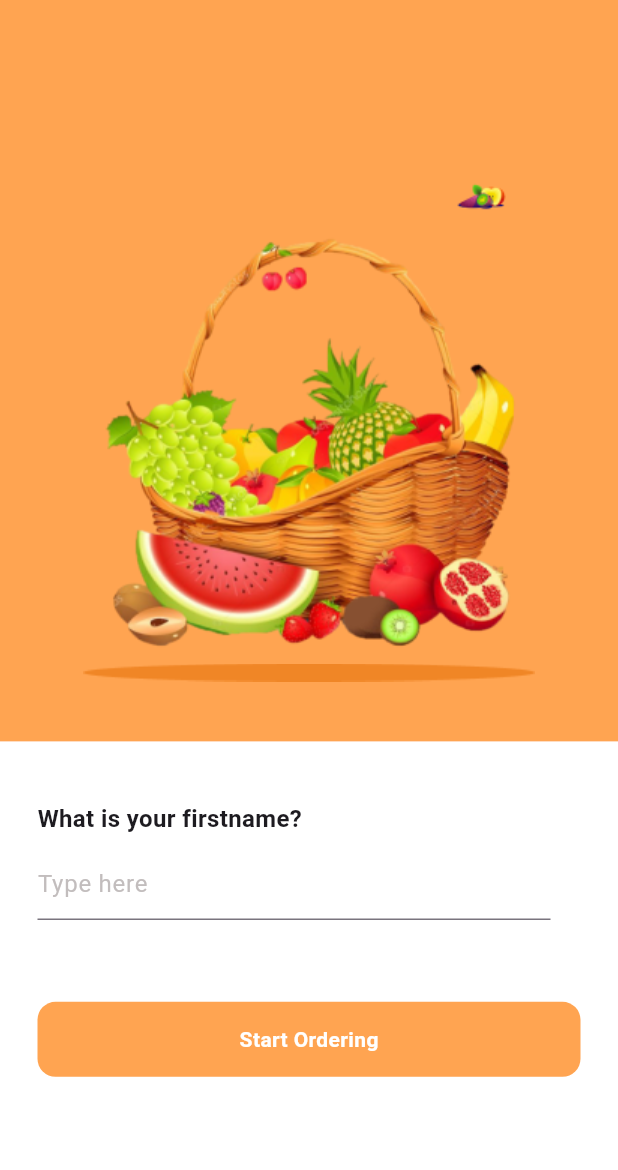
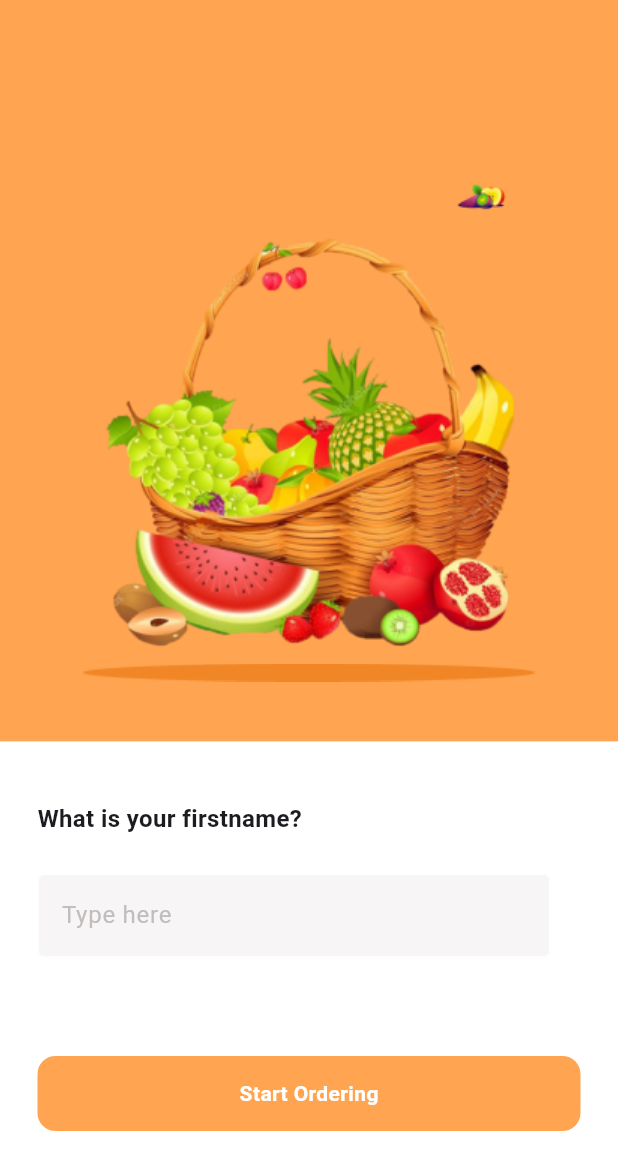
Before and after one commit to HashirSaudKhan/Flutter, a Flutter app: the Auth_Screen screen opened directly, on a phone screen of 412 x 824 dp. Shown: the top 1170 px of the screen. Run offline on Flutter 3.47's test engine with Material 3 defaults, Android fonts, the phone set to English and light mode, and no system bars; our stand-ins replace dotted_line.

Commit message:
Fixed bug

```diff
--- a/App Projects/figma_app/lib/authentication_screen.dart
+++ b/App Projects/figma_app/lib/authentication_screen.dart
@@ -8,7 +8,7 @@ class Auth_Screen extends StatelessWidget {
   @override
   Widget build(BuildContext context) {
     return Scaffold(
-      body: SafeArea(
+      body: SingleChildScrollView(
         child: Column(
           mainAxisSize: MainAxisSize.min,
           children: [
@@ -17,7 +17,8 @@ class Auth_Screen extends StatelessWidget {
               width: MediaQuery.of(context).size.width,
               height: MediaQuery.of(context).size.height * 0.60,
               color: const Color(0xffFFA451),
-            child: Column(mainAxisAlignment: MainAxisAlignment.end, children: [
+              child:
+                  Column(mainAxisAlignment: MainAxisAlignment.end, children: [
                 Container(
                   margin: const EdgeInsets.only(left: 230, top: 20),
                   child: Image.asset(
@@ -29,20 +30,18 @@ class Auth_Screen extends StatelessWidget {
               ]),
             ),
             Container(
-            padding:
-                const EdgeInsets.only(top: 40, left: 25, right: 25, bottom: 70),
+              padding: const EdgeInsets.only(
+                  top: 40, left: 25, right: 25, bottom: 70),
               width: MediaQuery.of(context).size.width,
-            height: 293.5,
+              height: MediaQuery.of(context).size.height * 0.40,
               color: Colors.white,
-            child: Container(
-              // color: Colors.amber,
               child: Column(
                   crossAxisAlignment: CrossAxisAlignment.start,
                   children: [
                     Container(
                       margin: const EdgeInsets.only(right: 20),
                       width: double.infinity,
-                      height: 80,
+                      //height: 80,
                       //color: Colors.amberAccent,
                       child: const Column(
                         crossAxisAlignment: CrossAxisAlignment.start,
@@ -53,16 +52,25 @@ class Auth_Screen extends StatelessWidget {
                                 fontWeight: FontWeight.bold, fontSize: 16),
                           ),
                           SizedBox(
-                            height: 8,
+                            height: 25,
                           ),
                           TextField(
                             decoration: InputDecoration(
+                                enabledBorder: OutlineInputBorder(
+                                    borderSide:
+                                        BorderSide(color: Colors.white)),
+                                focusedBorder: OutlineInputBorder(
+                                    borderSide:
+                                        BorderSide(color: Colors.black)),
+                                fillColor: Color(0xffF7F5F5),
+                                filled: true,
                                 hintText: "Type here",
                                 hintStyle: TextStyle(color: Color(0xffC2BDBD))),
                           )
                         ],
                       ),
                     ),
+
                     const Spacer(),
                     //button
                     InkWell(
@@ -78,9 +86,9 @@ class Auth_Screen extends StatelessWidget {
                         ))
                   ]),
             ),
+          ],
         ),
-        ],
-      )),
+      ),
     );
   }
 }
--- a/App Projects/figma_app/lib/order_complete_screen/order_comp_screen.dart
+++ b/App Projects/figma_app/lib/order_complete_screen/order_comp_screen.dart
@@ -2,6 +2,7 @@ import 'package:figma_app/custom_buttons.dart';
 
 import 'package:figma_app/custom_btn.dart';
 import 'package:figma_app/order_complete_screen/add_card_dialog.dart';
+import 'package:figma_app/order_complete_screen/deliverydetailsdialog.dart';
 import 'package:figma_app/order_list_last_screen/orderlistlastscreen.dart';
 import 'package:flutter/material.dart';
 
@@ -47,7 +48,8 @@ class OrderCompleteScreen extends StatelessWidget {
                 onTap: () {
                   showDialog(
                       context: context,
-                      builder: (BuildContext context) => const AddCardDialog());
+                      builder: (BuildContext context) =>
+                          const DeliveryDetailsDialog());
                 },
                 child: const CustomBtn2(
                     txtbutton: "Continue shopping", btnwidth: 200))
```
Also changed, not shown: App Projects/figma_app/lib/order_complete_screen/add_card_dialog.dart (+6 -4 lines), App Projects/figma_app/lib/order_complete_screen/deliverydetailsdialog.dart (+25 -7 lines). Lines whose indentation alone changed are shown as unchanged.
